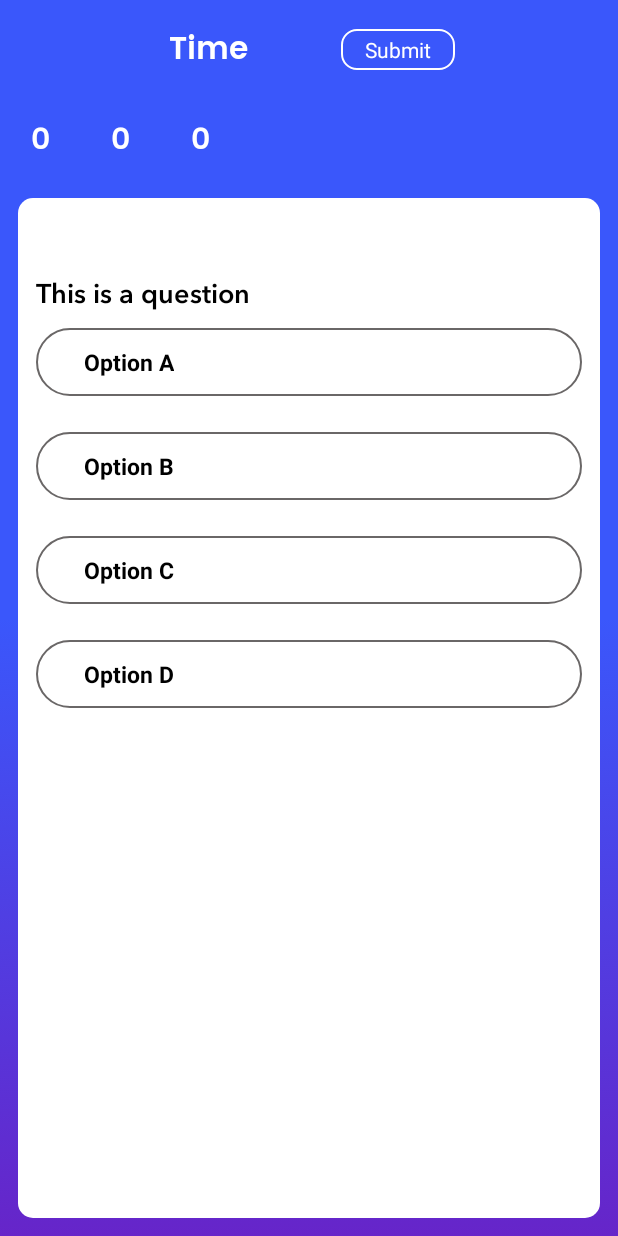
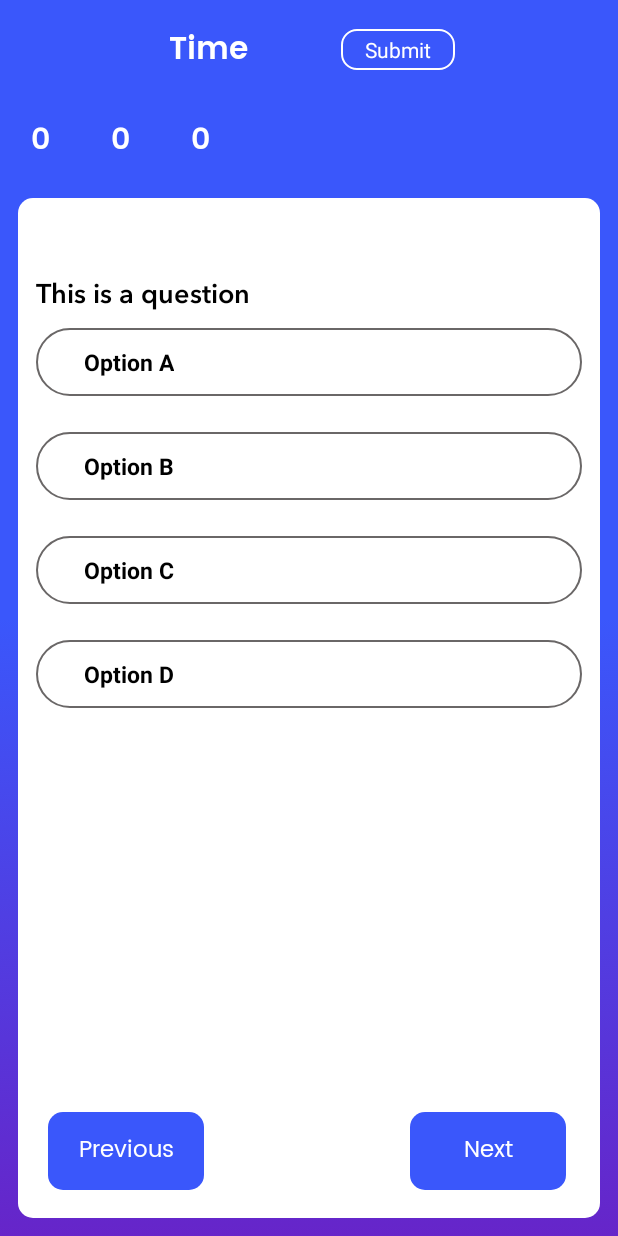
Before and after one commit to sagarkhawse/ItiTestVersionNew, an Android app: the layout fragment_quiz.xml on its own in the app's theme, with its tools: preview values and no code run, on a phone screen of 412 x 824 dp. Run offline under Robolectric (Android 15) with nearby library versions, the phone set to English and light mode, and no system bars.

Commit message:
done today work

```diff
--- a/app/src/main/res/layout/fragment_quiz.xml
+++ b/app/src/main/res/layout/fragment_quiz.xml
@@ -1,14 +1,18 @@
 <?xml version="1.0" encoding="utf-8"?>
-<layout>
+<layout xmlns:android="http://schemas.android.com/apk/res/android"
+    xmlns:app="http://schemas.android.com/apk/res-auto"
+    xmlns:tools="http://schemas.android.com/tools">
 
-    <FrameLayout xmlns:android="http://schemas.android.com/apk/res/android"
-        xmlns:app="http://schemas.android.com/apk/res-auto"
-        xmlns:tools="http://schemas.android.com/tools"
+    <FrameLayout
         android:layout_width="match_parent"
         android:layout_height="match_parent"
-        tools:context=".ui.quiz.QuizFragment">
+        tools:context=".ui.quiz.QuizActivity">
+<androidx.constraintlayout.widget.ConstraintLayout
+    android:layout_width="match_parent"
+    android:layout_height="match_parent">
 
     <LinearLayout
+        android:id="@+id/linearLayout"
         android:layout_width="match_parent"
         android:layout_height="match_parent"
         android:background="@drawable/bg_quiz"
@@ -88,23 +92,42 @@
 
         </LinearLayout>
 
-            <LinearLayout
-                android:id="@+id/lay2"
-                android:layout_width="match_parent"
-                android:layout_height="match_parent"
-                android:orientation="vertical"
-                android:visibility="gone"
-                android:weightSum="10">
-
-                <FrameLayout
-                    android:id="@+id/container"
-                    android:layout_width="match_parent"
-                    android:layout_height="match_parent" />
-
 
     </LinearLayout>
 
-        </LinearLayout>
+    <TextView
+        android:id="@+id/previous"
+        android:layout_width="@dimen/_80sdp"
+        android:layout_height="@dimen/_40sdp"
+        android:layout_marginStart="32dp"
+        android:background="@drawable/bg_primary"
+        android:fontFamily="@font/poppins"
+        android:gravity="center"
+        android:text="Previous"
+        android:textColor="@color/color_white"
+        android:textSize="@dimen/_12ssp"
+        app:layout_constraintBottom_toBottomOf="parent"
+        app:layout_constraintEnd_toEndOf="parent"
+        app:layout_constraintHorizontal_bias="0.0"
+        app:layout_constraintStart_toStartOf="@+id/linearLayout"
+        app:layout_constraintTop_toTopOf="@+id/linearLayout"
+        app:layout_constraintVertical_bias="0.96" />
 
+    <TextView
+        android:id="@+id/next"
+        android:layout_width="@dimen/_80sdp"
+        android:layout_height="@dimen/_40sdp"
+        android:background="@drawable/bg_primary"
+        android:fontFamily="@font/poppins"
+        android:gravity="center"
+        android:text="Next"
+        android:textColor="@color/color_white"
+        android:textSize="@dimen/_12ssp"
+        app:layout_constraintBottom_toBottomOf="@+id/previous"
+        app:layout_constraintEnd_toEndOf="parent"
+        app:layout_constraintHorizontal_bias="0.8"
+        app:layout_constraintStart_toEndOf="@+id/previous"
+        app:layout_constraintTop_toTopOf="@+id/previous" />
+</androidx.constraintlayout.widget.ConstraintLayout>
     </FrameLayout>
 </layout>
--- a/app/src/main/res/values/strings.xml
+++ b/app/src/main/res/values/strings.xml
@@ -104,5 +104,7 @@
     <string name="cancel">Cancel</string>
     <string name="dialog_ok">Ok</string>
     <string name="edit_profile">Edit Profile</string>
+    <string name="test_submited">Test Submited Successfully</string>
+    <string name="ok">OK</string>
 
 </resources>
```
Also changed, not shown: app/src/main/AndroidManifest.xml (+8 -15 lines), app/src/main/java/com/skteam/ititest/restModel/quiz/ResItem.java (+10 -0 lines), app/src/main/java/com/skteam/ititest/ui/home/chapterdata/testseries/adapter/TestSeriesAdapter.java (+3 -5 lines), app/src/main/java/com/skteam/ititest/ui/quiz/QuizActivity.java (+82 -70 lines), app/src/main/java/com/skteam/ititest/ui/quiz/QuizFragment.java (deleted, +0 -247 lines), app/src/main/java/com/skteam/ititest/ui/quiz/adapter/QuizAdapter.java (+11 -7 lines), app/src/main/res/layout/activity_report.xml (+19 -19 lines). Lines whose indentation alone changed are shown as unchanged.
